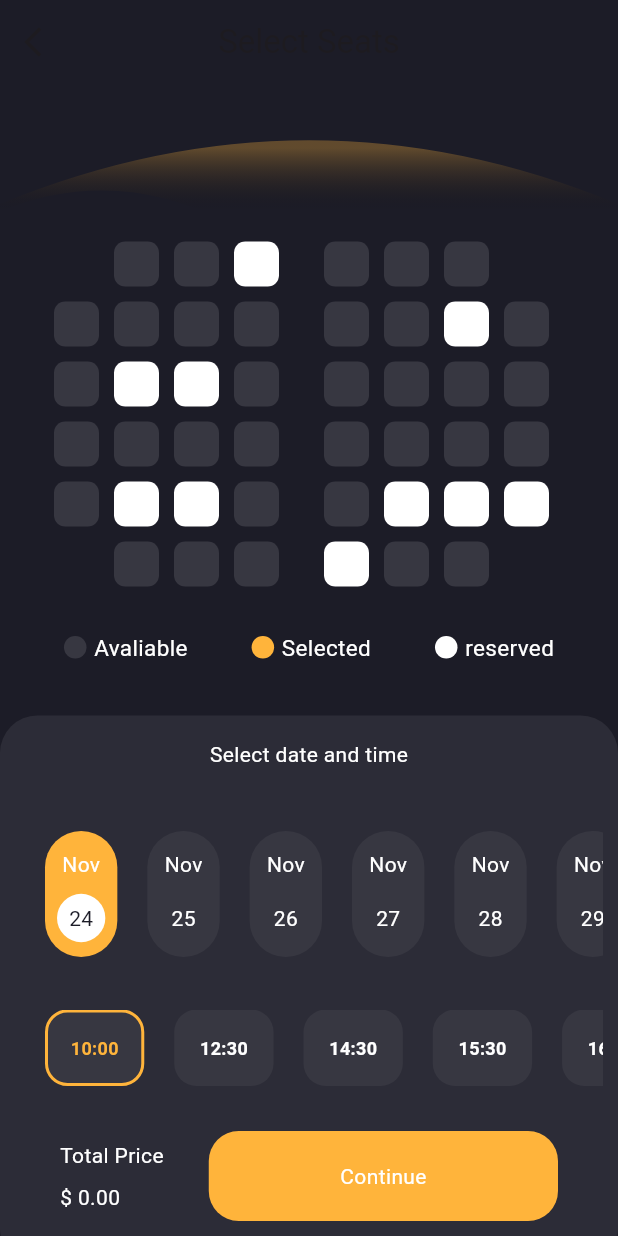
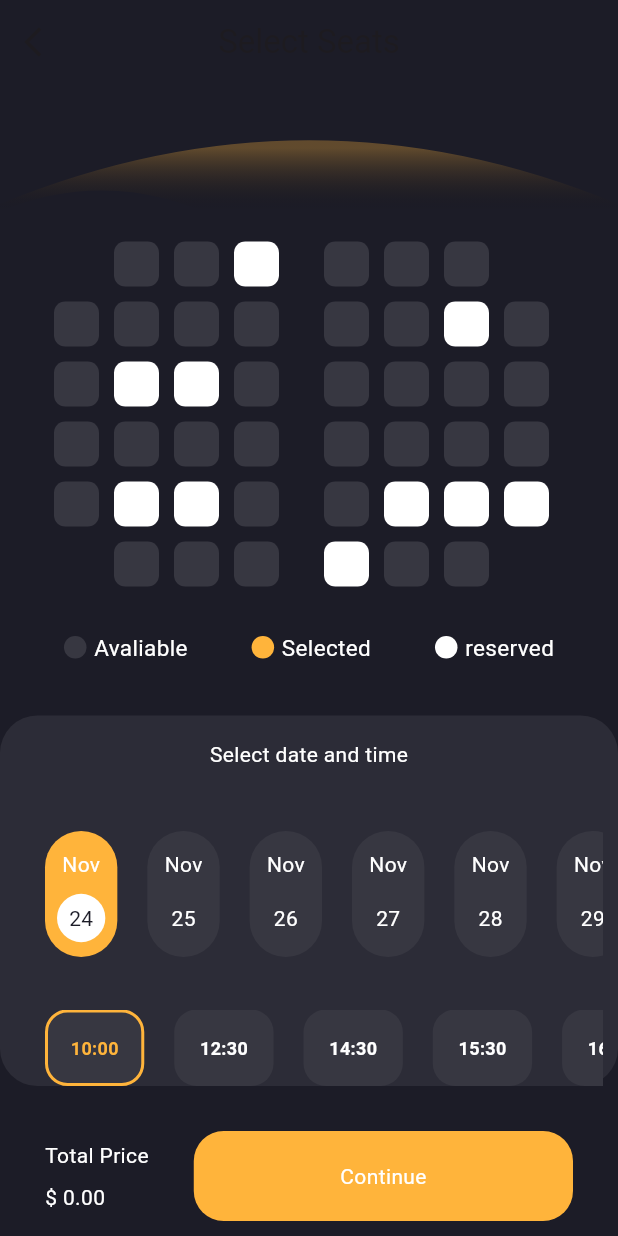
Before and after one commit to mostafaali2002/cinema_booking, a Flutter app: the ReservationPage screen opened directly, on a phone screen of 412 x 824 dp. Run offline on Flutter 3.47's test engine with Material 3 defaults, Android fonts, the phone set to English and light mode, and no system bars.

Commit message:
finish app

```diff
--- a/lib/models/seats_model.dart
+++ b/lib/models/seats_model.dart
@@ -21,3 +21,4 @@ List<String> availableTime = [
   "19:30",
   "21:30"
 ];
+int count = 0;
--- a/lib/pages/login_page_view.dart
+++ b/lib/pages/login_page_view.dart
@@ -55,7 +55,7 @@ class LoginPage extends StatelessWidget {
               ),
             ),
             const SizedBox(
-              height: 15,
+              height: 10,
             ),
             Row(
               mainAxisAlignment: MainAxisAlignment.center,
--- a/lib/pages/reservation_page.dart
+++ b/lib/pages/reservation_page.dart
@@ -2,9 +2,14 @@ import 'package:cinema_booking/utils/app_style.dart';
 import 'package:cinema_booking/widgets/reservation_body.dart';
 import 'package:flutter/material.dart';
 
-class ReservationPage extends StatelessWidget {
+class ReservationPage extends StatefulWidget {
   const ReservationPage({super.key});
 
+  @override
+  State<ReservationPage> createState() => _ReservationPageState();
+}
+
+class _ReservationPageState extends State<ReservationPage> {
   @override
   Widget build(BuildContext context) {
     return Scaffold(
--- a/lib/widgets/date_of_move.dart
+++ b/lib/widgets/date_of_move.dart
@@ -1,6 +1,5 @@
 import 'package:cinema_booking/models/seats_model.dart';
 import 'package:cinema_booking/utils/app_style.dart';
-import 'package:cinema_booking/widgets/reserved_tickets.dart';
 import 'package:flutter/material.dart';
 import 'package:intl/intl.dart';
 
@@ -20,7 +19,6 @@ class _DateOfMovieState extends State<DateOfMovie> {
     ).add(Duration(days: index));
   });
   DateTime selectedTime = DateTime.now();
-  List<String> selectedSeats = [];
   @override
   void initState() {
     super.initState();
@@ -177,8 +175,6 @@ class _DateOfMovieState extends State<DateOfMovie> {
                 ],
               ),
             ),
-            const SizedBox(height: 30),
-            const ReservedTickets(),
           ],
         ),
       ),
--- a/lib/widgets/reservation_body.dart
+++ b/lib/widgets/reservation_body.dart
@@ -1,5 +1,3 @@
-import 'package:cinema_booking/widgets/date_of_move.dart';
-import 'package:cinema_booking/widgets/seat_status.dart';
 import 'package:cinema_booking/widgets/selected_seats.dart';
 import 'package:cinema_booking/widgets/welcom_border.dart';
 import 'package:flutter/material.dart';
@@ -21,10 +19,6 @@ class _MyWidgetState extends State<ReservationBody> {
           WelcomBorder(),
           SizedBox(height: 20),
           SelectedSeats(),
-          SizedBox(height: 30),
-          SeatsStatus(),
-          SizedBox(height: 35),
-          DateOfMovie(),
         ],
       ),
     );
--- a/lib/widgets/reserved_tickets.dart
+++ b/lib/widgets/reserved_tickets.dart
@@ -66,4 +66,11 @@ class _ReservedTicketsState extends State<ReservedTickets> {
       ),
     );
   }
+
+  int UpdateText() {
+    setState(() {
+      selectedSeats;
+    });
+    return selectedSeats.length;
+  }
 }
--- a/lib/widgets/selected_seats.dart
+++ b/lib/widgets/selected_seats.dart
@@ -1,5 +1,7 @@
 import 'package:cinema_booking/models/seats_model.dart';
 import 'package:cinema_booking/utils/app_style.dart';
+import 'package:cinema_booking/widgets/date_of_move.dart';
+import 'package:cinema_booking/widgets/seat_status.dart';
 import 'package:flutter/material.dart';
 
 class SelectedSeats extends StatefulWidget {
@@ -52,7 +54,65 @@ class _SelectedSeatsState extends State<SelectedSeats> {
               ],
             ),
           );
-        })
+        }),
+        const SizedBox(height: 30),
+        const SeatsStatus(),
+        const SizedBox(height: 35),
+        const DateOfMovie(),
+        const SizedBox(height: 30),
+        Padding(
+          padding: const EdgeInsets.only(bottom: 30, right: 30, left: 30),
+          child: Row(
+            children: [
+              Column(
+                crossAxisAlignment: CrossAxisAlignment.start,
+                children: [
+                  const Text(
+                    "Total Price",
+                    style: TextStyle(color: Colors.white),
+                  ),
+                  const SizedBox(height: 8),
+                  Text(
+                    "\$ ${selectedSeats.length * 20}.00",
+                    style: const TextStyle(color: Colors.white),
+                  ),
+                ],
+              ),
+              const SizedBox(width: 30),
+              Expanded(
+                  child: GestureDetector(
+                onTap: () {
+                  Navigator.pop(context);
+
+                  var snack = const SnackBar(
+                    elevation: 2,
+                    backgroundColor: Colors.green,
+                    content: Text(
+                      "Booking has been completed successfully",
+                      style: TextStyle(color: Colors.white),
+                    ),
+                    duration: Duration(seconds: 4),
+                  );
+                  ScaffoldMessenger.of(context).showSnackBar(snack);
+                },
+                child: Container(
+                  height: 60,
+                  decoration: BoxDecoration(
+                      borderRadius: BorderRadius.circular(20),
+                      color: AppStyle.btnColor),
+                  child: const Center(
+                    child: Text(
+                      "Continue",
+                      style: TextStyle(
+                        color: Colors.white,
+                      ),
+                    ),
+                  ),
+                ),
+              ))
+            ],
+          ),
+        ),
       ],
     );
   }
--- a/pubspec.yaml
+++ b/pubspec.yaml
@@ -34,12 +34,6 @@ dependencies:
   intl: ^0.19.0
 
 dev_dependencies:
-
-  # The "flutter_lints" package below contains a set of recommended lints to
-  # encourage good coding practices. The lint set provided by the package is
-  # activated in the `analysis_options.yaml` file located at the root of your
-  # package. See that file for information about deactivating specific lint
-  # rules and activating additional ones.
   flutter_lints: ^2.0.0
   flutter_test:
     sdk: flutter
```
